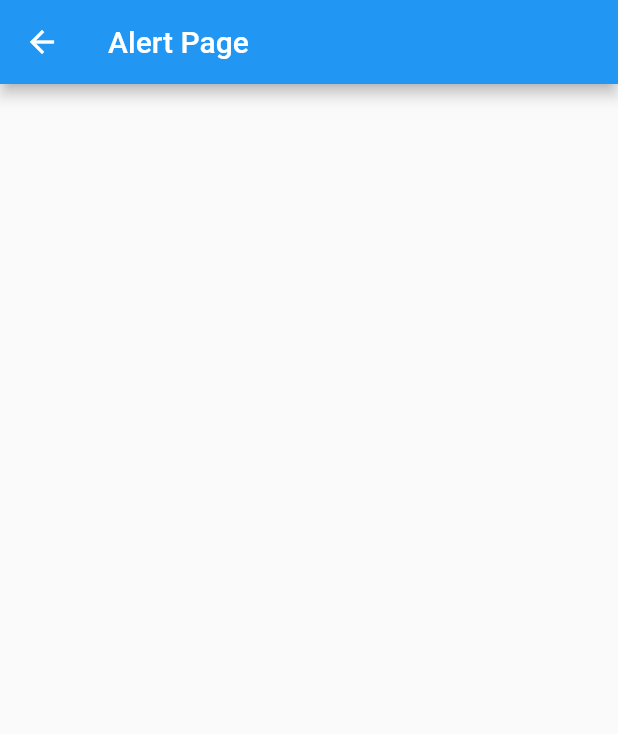
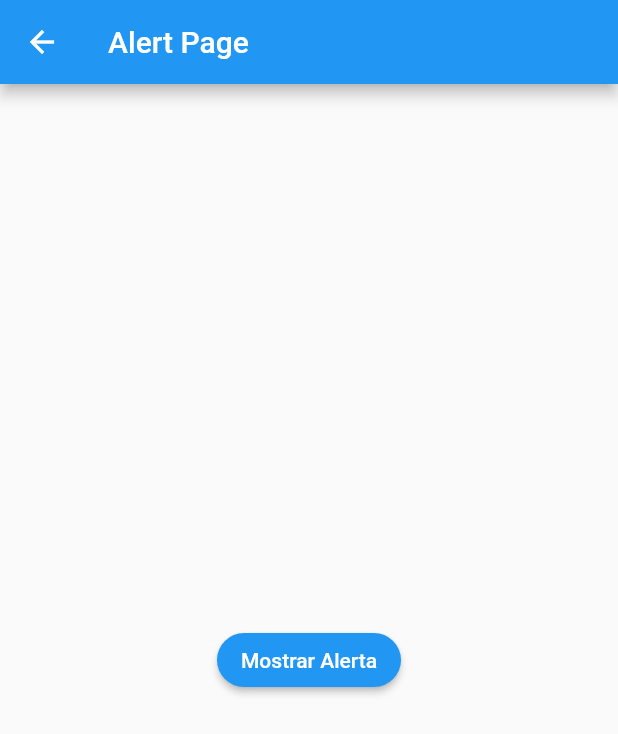
Before and after one commit to KendrysDiaz/app_components, a Flutter app: the screen it shows after launch, after a tap on "Alertas", on a phone screen of 412 x 824 dp. Shown: the top 734 px of the screen. Run offline on Flutter 3.47's test engine with Material 2 defaults, Android fonts, the phone set to English and light mode, and no system bars; network calls fail.

Commit message:
Create folder route, widget alert & finish card pg

```diff
--- a/lib/main.dart
+++ b/lib/main.dart
@@ -1,8 +1,6 @@
-import 'package:app_components/src/pages/alert_page.dart';
-import 'package:app_components/src/pages/avatar_page.dart';
+import 'package:app_components/src/routes/routes.dart';
 import 'package:flutter/material.dart';
 
-import 'package:app_components/src/pages/home_page.dart';
 
 void main() => runApp(const MyApp());
 
@@ -15,11 +13,7 @@ class MyApp extends StatelessWidget {
       title: 'Componentes App',
       debugShowCheckedModeBanner: false,
       initialRoute: '/',
-      routes: <String, WidgetBuilder>{
-        '/': (context) => const HomePage(),
-        'alert': (context) => const AlertPage(),
-        'avatar': (context) => const AvatarPage(),
-      },
+      routes: getAppRoutes(),
     );
   }
 }
--- a/lib/src/pages/alert_page.dart
+++ b/lib/src/pages/alert_page.dart
@@ -7,6 +7,26 @@ class AlertPage extends StatelessWidget {
   Widget build(BuildContext context) {
     return Scaffold(
       appBar: AppBar(title: const Text('Alert Page')),
+      body: Center(
+          child: ElevatedButton(
+        style: ElevatedButton.styleFrom(
+            backgroundColor: Colors.blue, shape: const StadiumBorder()),
+        onPressed: () => _mostrarAlerta(context),
+        child: const Text('Mostrar Alerta'),
+      )),
+    );
+  }
+
+  void _mostrarAlerta(BuildContext context) {
+    showDialog(
+      context: context,
+      barrierDismissible: true,
+      builder: (context) {
+        return const AlertDialog(
+          title: Text('Titulo'),
+          content: Text('Contenido'),
+        );
+      },
     );
   }
 }
--- /dev/null
+++ b/lib/src/routes/routes.dart
@@ -0,0 +1,15 @@
+import 'package:app_components/src/pages/card_page.dart';
+import 'package:flutter/material.dart';
+
+import '../pages/alert_page.dart';
+import '../pages/avatar_page.dart';
+import '../pages/home_page.dart';
+
+Map<String, WidgetBuilder> getAppRoutes() {
+  return <String, WidgetBuilder>{
+    '/': (context) => const HomePage(),
+    'alert': (context) => const AlertPage(),
+    'avatar': (context) => const AvatarPage(),
+    'card': (context) => const CardPage(),
+  };
+}
--- a/pubspec.yaml
+++ b/pubspec.yaml
@@ -61,7 +61,7 @@ flutter:
   # To add assets to your application, add an assets section, like this:
   assets:
      - data/menu_opts.json
-  #   - images/a_dot_ham.jpeg
+     - assets/
 
   # An image asset can refer to one or more resolution-specific "variants", see
   # https://flutter.dev/assets-and-images/#resolution-aware
```
Also changed, not shown: lib/src/pages/card_page.dart (added, +55 -0 lines), assets/loading.gif (added).
